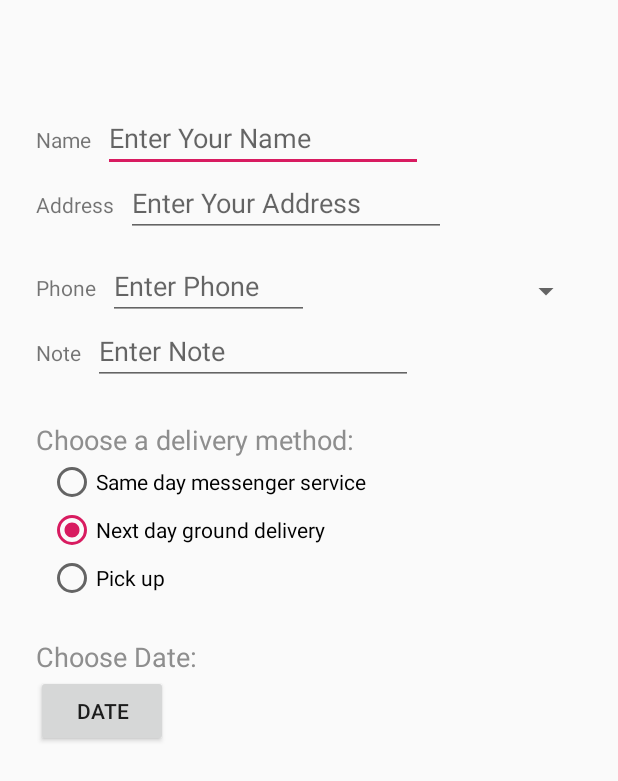
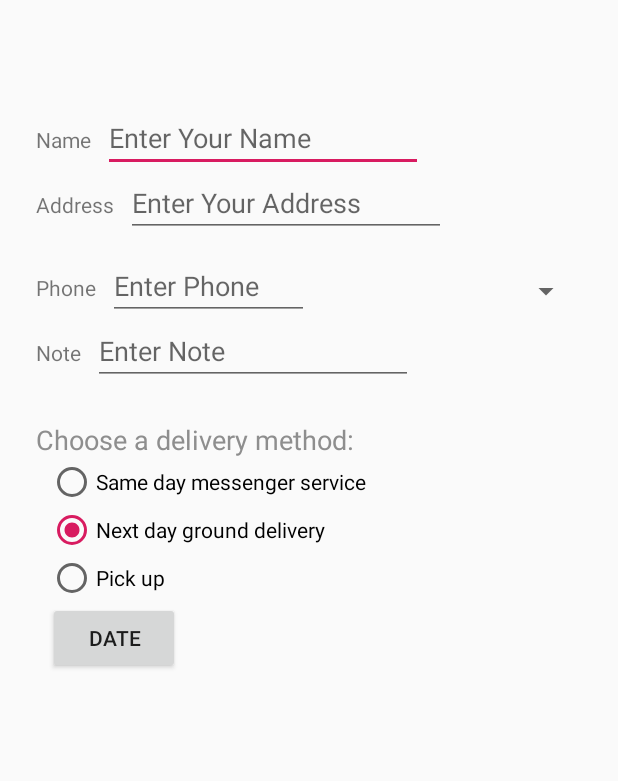
Before and after one commit to AM2037/DroidCafeInput, an Android app: the layout activity_order.xml on its own in the app's theme, with its tools: preview values and no code run, on a phone screen of 412 x 824 dp. Shown: the top 781 px of the screen. Run offline under Robolectric (Android 15) with nearby library versions, the phone set to English and light mode, and no system bars.

Commit message:
Deleted datepicker header

```diff
--- a/app/src/main/res/layout/activity_order.xml
+++ b/app/src/main/res/layout/activity_order.xml
@@ -170,27 +170,14 @@
             android:text="@string/pick_up" />
     </RadioGroup>
 
-    <TextView
-        android:id="@+id/date_label"
-        android:layout_width="match_parent"
-        android:layout_height="wrap_content"
-        android:layout_marginStart="@dimen/margin_wide"
-        android:layout_marginLeft="@dimen/margin_wide"
-        android:layout_marginTop="@dimen/margin_wide"
-        android:text="@string/date_label_text"
-        android:textColor="@color/delivery"
-        android:textSize="@dimen/radio_text"
-        app:layout_constraintLeft_toLeftOf="parent"
-        app:layout_constraintTop_toBottomOf="@+id/delivery_radio" />
-
     <Button
         android:id="@+id/date_btn"
         android:layout_width="wrap_content"
         android:layout_height="wrap_content"
-        android:layout_marginStart="@dimen/margin_wide"
-        android:layout_marginLeft="@dimen/margin_wide"
+        android:layout_marginStart="@dimen/margin2"
+        android:layout_marginLeft="@dimen/margin2"
         android:text="@string/date_btn"
         android:onClick="showDatePicker"
         app:layout_constraintLeft_toLeftOf="parent"
-        app:layout_constraintTop_toBottomOf="@+id/date_label" />
+        app:layout_constraintTop_toBottomOf="@+id/delivery_radio" />
 </androidx.constraintlayout.widget.ConstraintLayout>
--- a/app/src/main/res/values/strings.xml
+++ b/app/src/main/res/values/strings.xml
@@ -35,7 +35,6 @@
     <string name="action_status_message">You selected Status.</string>
     <string name="action_favorites_message">You selected Favorites.</string>
     <string name="action_contact_message">You selected Contact.</string>
-    <string name="date_label_text">Choose Date:</string>
     <string name="date_btn">Date</string>
 
     <!-- TODO: Remove or change this placeholder text -->
```
